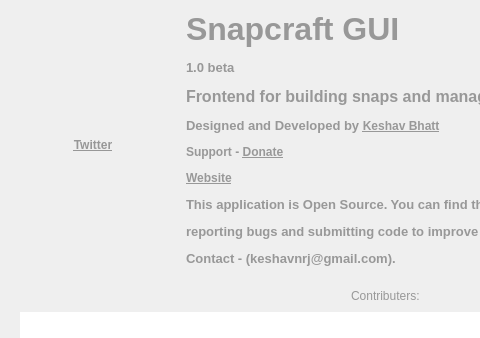
snapcraft-gui/snapcraft-gui, file snapcraft-qt/aboutdialog.ui: the form before one commit; both pictures show x 0 to 480 and y 0 to 338 of the 771 by 498 pixel window.
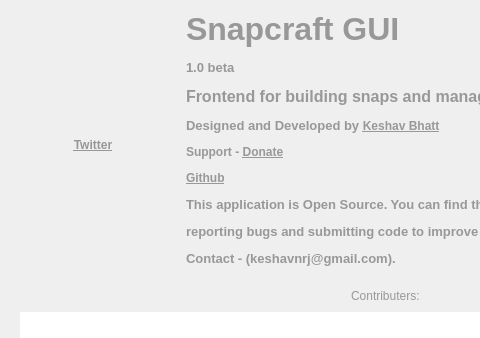
The form after the commit. Icons and pictures are not drawn.

Commit message: changed website to github project page

```diff
--- a/snapcraft-qt/aboutdialog.ui
+++ b/snapcraft-qt/aboutdialog.ui
@@ -97,7 +97,7 @@
           <number>1</number>
          </property>
          <property name="text">
-          <string>&lt;html&gt;&lt;head/&gt;&lt;body&gt;&lt;p&gt;&lt;span style=&quot; font-size:24pt; font-weight:600; color:#989898;&quot;&gt;Snapcraft GUI&lt;/span&gt;&lt;/p&gt;&lt;p&gt;&lt;span style=&quot; font-size:10pt; font-weight:600; color:#989898;&quot;&gt;1.0 beta&lt;/span&gt;&lt;/p&gt;&lt;p&gt;&lt;span style=&quot; font-size:12pt; font-weight:600; color:#989898;&quot;&gt;Frontend for building snaps and manage snap packages on Ubuntu/Linux&lt;/span&gt;&lt;span style=&quot; font-size:8pt; font-weight:600; color:#989898; vertical-align:super;&quot;&gt;TM&lt;/span&gt;&lt;/p&gt;&lt;p&gt;&lt;span style=&quot; font-size:10pt; font-weight:600; color:#989898;&quot;&gt;Designed and Developed by &lt;/span&gt;&lt;a href=&quot;https://facebook.com/keshav.bhatt.393&quot;&gt;&lt;span style=&quot; font-weight:600; text-decoration: underline; color:#989898;&quot;&gt;Keshav Bhatt&lt;/span&gt;&lt;/a&gt;&lt;/p&gt;&lt;p&gt;&lt;span style=&quot; font-weight:600; color:#989898;&quot;&gt;Support - &lt;/span&gt;&lt;a href=&quot;http://armybharti.in/donate.html&quot;&gt;&lt;span style=&quot; font-weight:600; text-decoration: underline; color:#989898;&quot;&gt;Donate&lt;/span&gt;&lt;/a&gt;&lt;/p&gt;&lt;p&gt;&lt;a href=&quot;http://ktechpit.com&quot;&gt;&lt;span style=&quot; font-weight:600; text-decoration: underline; color:#989898;&quot;&gt;Website&lt;/span&gt;&lt;/a&gt;&lt;/p&gt;&lt;p&gt;&lt;span style=&quot; font-size:10pt; font-weight:600; color:#989898;&quot;&gt;This application is Open Source. You can find the source code in GitHub and contribute by &lt;/span&gt;&lt;/p&gt;&lt;p&gt;&lt;span style=&quot; font-size:10pt; font-weight:600; color:#989898;&quot;&gt;reporting bugs and submitting code to improve the software.&lt;/span&gt;&lt;/p&gt;&lt;p&gt;&lt;span style=&quot; font-size:10pt; font-weight:600; color:#989898;&quot;&gt;Contact - (keshavnrj@gmail.com).&lt;/span&gt;&lt;br/&gt;&lt;/p&gt;&lt;/body&gt;&lt;/html&gt;</string>
+          <string>&lt;html&gt;&lt;head/&gt;&lt;body&gt;&lt;p&gt;&lt;span style=&quot; font-size:24pt; font-weight:600; color:#989898;&quot;&gt;Snapcraft GUI&lt;/span&gt;&lt;/p&gt;&lt;p&gt;&lt;span style=&quot; font-size:10pt; font-weight:600; color:#989898;&quot;&gt;1.0 beta&lt;/span&gt;&lt;/p&gt;&lt;p&gt;&lt;span style=&quot; font-size:12pt; font-weight:600; color:#989898;&quot;&gt;Frontend for building snaps and manage snap packages on Ubuntu/Linux&lt;/span&gt;&lt;span style=&quot; font-size:8pt; font-weight:600; color:#989898; vertical-align:super;&quot;&gt;TM&lt;/span&gt;&lt;/p&gt;&lt;p&gt;&lt;span style=&quot; font-size:10pt; font-weight:600; color:#989898;&quot;&gt;Designed and Developed by &lt;/span&gt;&lt;a href=&quot;https://facebook.com/keshav.bhatt.393&quot;&gt;&lt;span style=&quot; font-weight:600; text-decoration: underline; color:#989898;&quot;&gt;Keshav Bhatt&lt;/span&gt;&lt;/a&gt;&lt;/p&gt;&lt;p&gt;&lt;span style=&quot; font-weight:600; color:#989898;&quot;&gt;Support - &lt;/span&gt;&lt;a href=&quot;http://armybharti.in/donate.html&quot;&gt;&lt;span style=&quot; font-weight:600; text-decoration: underline; color:#989898;&quot;&gt;Donate&lt;/span&gt;&lt;/a&gt;&lt;/p&gt;&lt;p&gt;&lt;a href=&quot;https://github.com/keshavbhatt/snapcraft-gui&quot;&gt;&lt;span style=&quot; font-weight:600; text-decoration: underline; color:#989898;&quot;&gt;Github&lt;/span&gt;&lt;/a&gt;&lt;/p&gt;&lt;p&gt;&lt;span style=&quot; font-size:10pt; font-weight:600; color:#989898;&quot;&gt;This application is Open Source. You can find the source code in GitHub and contribute by &lt;/span&gt;&lt;/p&gt;&lt;p&gt;&lt;span style=&quot; font-size:10pt; font-weight:600; color:#989898;&quot;&gt;reporting bugs and submitting code to improve the software.&lt;/span&gt;&lt;/p&gt;&lt;p&gt;&lt;span style=&quot; font-size:10pt; font-weight:600; color:#989898;&quot;&gt;Contact - (keshavnrj@gmail.com).&lt;/span&gt;&lt;br/&gt;&lt;/p&gt;&lt;/body&gt;&lt;/html&gt;</string>
          </property>
          <property name="scaledContents">
           <bool>true</bool>
```
